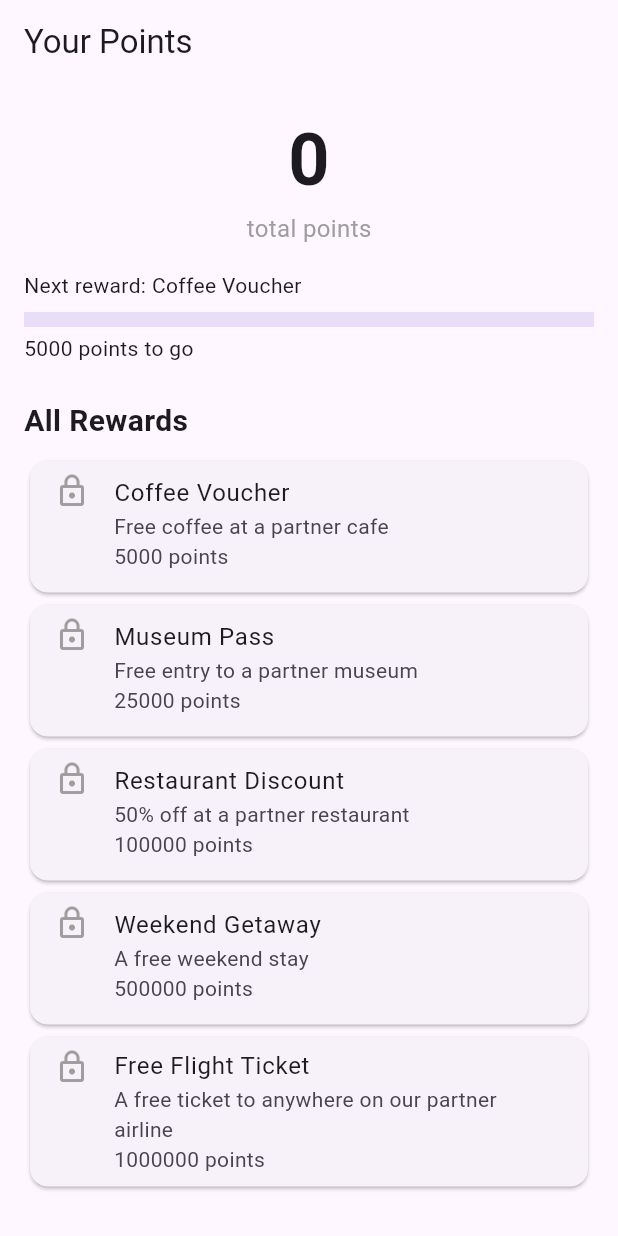
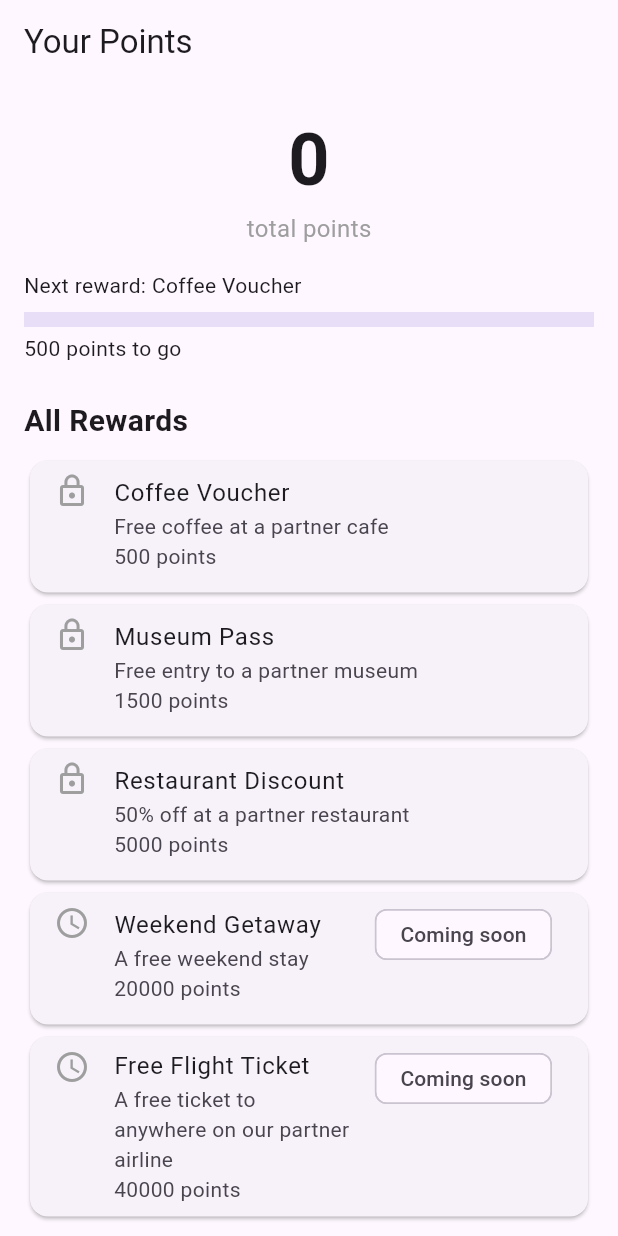
Before and after one commit to Lootm0re/Chekkin-app, a Flutter app: the RewardsScreen screen opened directly with empty values, on a phone screen of 412 x 824 dp. Run offline on Flutter 3.47's test engine with Material 3 defaults, Android fonts, the phone set to English and light mode, and no system bars; our stand-ins replace cloud_firestore, cloud_functions, firebase_auth, firebase_core, firebase_storage, geolocator and 2 more; missing offline and left inert: avatar_maker, firebase_app_check; accounts and stored records are empty; statements that could not run were skipped.

Commit message:
Rescale reward costs and mark the big ones as coming soon
Costs now suit a heavy user earning about 300 points a day: Coffee
Voucher 500, Museum Pass 1,500, Restaurant Discount 5,000, Weekend
Getaway 20,000 and Free Flight Ticket 40,000. The last two are labelled
"Coming soon", can't be redeemed, and aren't shown as the next reward.

Co-Authored-By: Claude Opus 5.5 <noreply@anthropic.com>

```diff
--- a/checkin_app/lib/rewards_screen.dart
+++ b/checkin_app/lib/rewards_screen.dart
@@ -5,19 +5,30 @@ class Reward {
   final int pointsRequired;
   final String description;
 
+  /// Shown but not yet available, so it can't be redeemed.
+  final bool comingSoon;
+
   Reward({
     required this.name,
     required this.pointsRequired,
     required this.description,
+    this.comingSoon = false,
   });
 }
 
+// Costs suit a heavy user earning about 300 points a day (the daily partner
+// cap): a coffee every couple of days, a weekend away in about two months.
 final List<Reward> availableRewards = [
-  Reward(name: 'Coffee Voucher', pointsRequired: 5000, description: 'Free coffee at a partner cafe'),
-  Reward(name: 'Museum Pass', pointsRequired: 25000, description: 'Free entry to a partner museum'),
-  Reward(name: 'Restaurant Discount', pointsRequired: 100000, description: '50% off at a partner restaurant'),
-  Reward(name: 'Weekend Getaway', pointsRequired: 500000, description: 'A free weekend stay'),
-  Reward(name: 'Free Flight Ticket', pointsRequired: 1000000, description: 'A free ticket to anywhere on our partner airline'),
+  Reward(name: 'Coffee Voucher', pointsRequired: 500, description: 'Free coffee at a partner cafe'),
+  Reward(name: 'Museum Pass', pointsRequired: 1500, description: 'Free entry to a partner museum'),
+  Reward(name: 'Restaurant Discount', pointsRequired: 5000, description: '50% off at a partner restaurant'),
+  Reward(name: 'Weekend Getaway', pointsRequired: 20000, description: 'A free weekend stay', comingSoon: true),
+  Reward(
+    name: 'Free Flight Ticket',
+    pointsRequired: 40000,
+    description: 'A free ticket to anywhere on our partner airline',
+    comingSoon: true,
+  ),
 ];
 
 class RewardsScreen extends StatelessWidget {
@@ -27,7 +38,7 @@ class RewardsScreen extends StatelessWidget {
 
   Reward? _getNextReward() {
     for (Reward reward in availableRewards) {
-      if (userPoints < reward.pointsRequired) {
+      if (!reward.comingSoon && userPoints < reward.pointsRequired) {
         return reward;
       }
     }
@@ -73,23 +84,25 @@ class RewardsScreen extends StatelessWidget {
           const SizedBox(height: 8),
 
           ...availableRewards.map((reward) {
-            bool unlocked = userPoints >= reward.pointsRequired;
+            bool unlocked = !reward.comingSoon && userPoints >= reward.pointsRequired;
 
             return Card(
               child: ListTile(
                 leading: Icon(
-                  unlocked ? Icons.check_circle : Icons.lock_outline,
+                  reward.comingSoon ? Icons.schedule : (unlocked ? Icons.check_circle : Icons.lock_outline),
                   color: unlocked ? Colors.green : Colors.grey,
                 ),
                 title: Text(reward.name),
                 subtitle: Text('${reward.description}\n${reward.pointsRequired} points'),
                 isThreeLine: true,
-                trailing: unlocked
-                    ? ElevatedButton(
-                        onPressed: () => _redeemReward(context, reward),
-                        child: const Text('Redeem'),
-                      )
-                    : null,
+                trailing: reward.comingSoon
+                    ? const Chip(label: Text('Coming soon'), visualDensity: VisualDensity.compact)
+                    : unlocked
+                        ? ElevatedButton(
+                            onPressed: () => _redeemReward(context, reward),
+                            child: const Text('Redeem'),
+                          )
+                        : null,
               ),
             );
           }),
```
